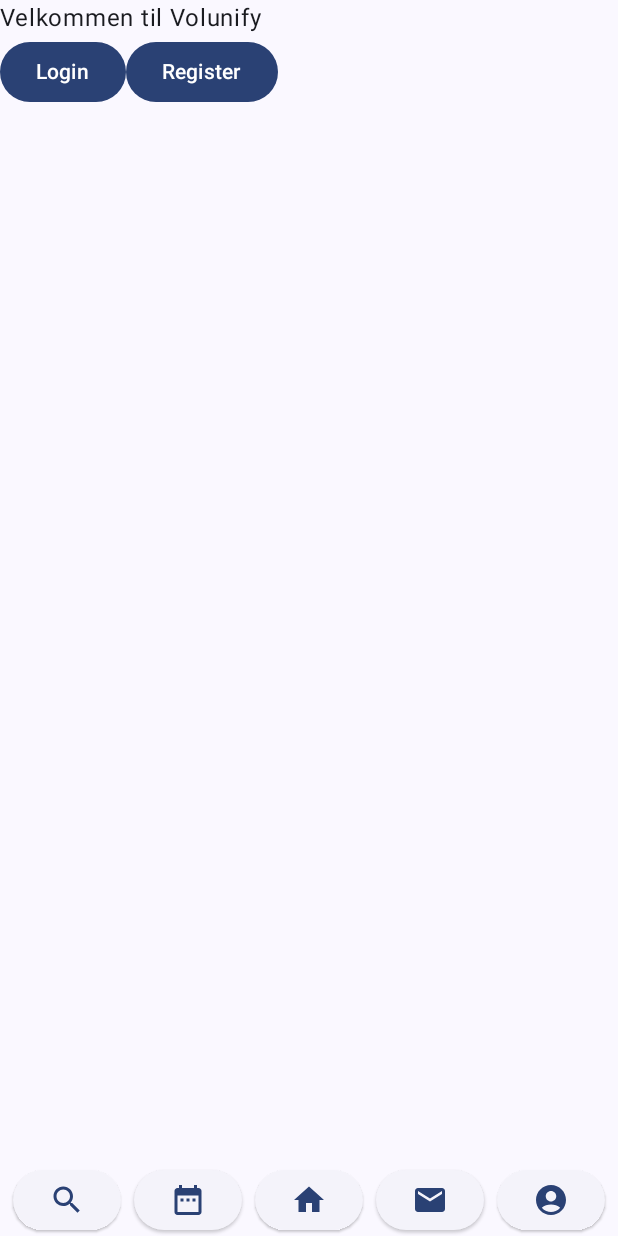
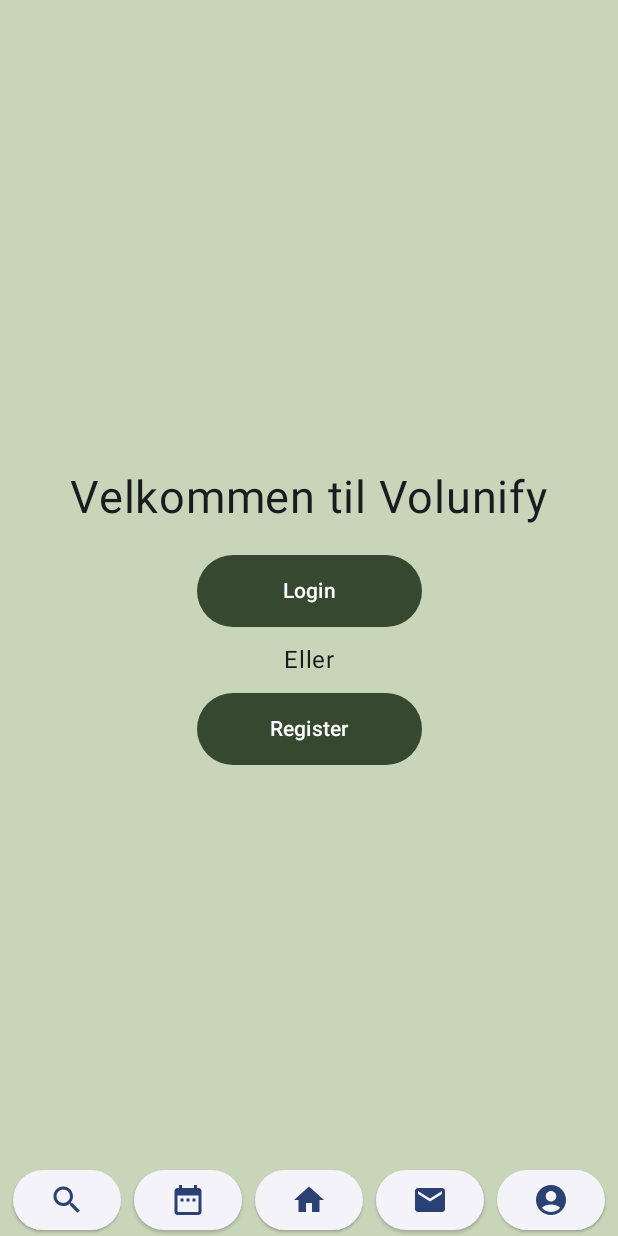
Before and after one commit to ITA23-Studiegruppe-2/Frivillig-Eksamens-Projekt, an Android app built with Jetpack Compose: the screen it shows after launch (MainActivity), on a phone screen of 412 x 824 dp. Run offline under Robolectric (Android 15) with nearby library versions, the phone set to English and light mode, and no system bars.

Commit message:
MyProfile & OrganisationsProfile samt en startscreen

```diff
--- a/app/src/main/java/com/example/frivillig_eksamens_projekt/MainActivity.kt
+++ b/app/src/main/java/com/example/frivillig_eksamens_projekt/MainActivity.kt
@@ -1,6 +1,7 @@
 package com.example.frivillig_eksamens_projekt
 
 import android.os.Bundle
+import android.provider.ContactsContract.Profile
 import androidx.activity.ComponentActivity
 import androidx.activity.compose.setContent
 import androidx.compose.foundation.layout.fillMaxSize
@@ -9,11 +10,13 @@
 import androidx.compose.material3.Surface
 import androidx.compose.ui.Modifier
 import com.example.frivillig_eksamens_projekt.navigation.Navigation
+import com.example.frivillig_eksamens_projekt.ui.OrganisationProfile.ProfileScreen
 import com.example.frivillig_eksamens_projekt.ui.activityScreen.ActivityScreen
 import com.example.frivillig_eksamens_projekt.ui.chooseScreen.UserOrOrganisation
 import com.example.frivillig_eksamens_projekt.ui.loginScreen.LoginScreen
 import com.example.frivillig_eksamens_projekt.ui.navigationBar.BottomNavigationBar
 import com.example.frivillig_eksamens_projekt.ui.registerScreen.CreateUserScreen
+import com.example.frivillig_eksamens_projekt.ui.startScreen.StartScreen
 import com.example.frivillig_eksamens_projekt.ui_elements.theme.FrivilligEksamensProjektTheme
 
 class MainActivity : ComponentActivity() {
@@ -26,9 +29,7 @@
                     modifier = Modifier.fillMaxSize(),
                     color = MaterialTheme.colorScheme.background
                 ) {
-
                     Navigation()
-
 
                     BottomNavigationBar(
                         onSearchClick = { /*TODO*/ },
--- a/app/src/main/java/com/example/frivillig_eksamens_projekt/ui/startScreen/StartScreen.kt
+++ b/app/src/main/java/com/example/frivillig_eksamens_projekt/ui/startScreen/StartScreen.kt
@@ -1,30 +1,71 @@
 package com.example.frivillig_eksamens_projekt.ui.startScreen
 
+import androidx.compose.foundation.background
+import androidx.compose.foundation.layout.Arrangement
 import androidx.compose.foundation.layout.Column
-import androidx.compose.foundation.layout.Row
+import androidx.compose.foundation.layout.Spacer
+import androidx.compose.foundation.layout.fillMaxSize
+import androidx.compose.foundation.layout.height
+import androidx.compose.foundation.layout.width
+import androidx.compose.foundation.layout.wrapContentWidth
 import androidx.compose.material3.Button
+import androidx.compose.material3.ButtonDefaults
 import androidx.compose.material3.Text
 import androidx.compose.runtime.Composable
+import androidx.compose.ui.Alignment
+import androidx.compose.ui.Modifier
+import androidx.compose.ui.graphics.Color
+import androidx.compose.ui.tooling.preview.Preview
+import androidx.compose.ui.unit.dp
+import androidx.compose.ui.unit.sp
+import com.example.frivillig_eksamens_projekt.ui.MyProfile.ProfileScreen
 
 @Composable
 fun StartScreen(
     onLoginClick: () -> Unit,
     onRegisterClick: () -> Unit
 ) {
+    val backgroundColor = Color(0xFFC8D5B9) // Set your desired background color
+    val buttonColor = Color(0xFF364830) // Set to the new dark green color for buttons
+    val buttonHeight = 48.dp // Standard material design button height
 
-    // TEMP DESIGN - RASMUS STÅR IKKE FOR DET!!!!
+    Column(
+        modifier = Modifier
+            .fillMaxSize()
+            .background(color = backgroundColor), // Set background color using Modifier.background()
+        verticalArrangement = Arrangement.Center,
+        horizontalAlignment = Alignment.CenterHorizontally
+    ) {
+        Text(text = "Velkommen til Volunify", fontSize = 30.sp)
+        Spacer(modifier = Modifier.height(20.dp))
 
-    Column {
-        Text(text = "Velkommen til Volunify")
-        Row {
-            Button(onClick = onLoginClick) {
+        val buttonWidth = 150.dp
+
+        Column(
+            horizontalAlignment = Alignment.CenterHorizontally,
+            modifier = Modifier.wrapContentWidth()
+        ) {
+            Button(
+                onClick = onLoginClick,
+                modifier = Modifier
+                    .width(buttonWidth)
+                    .height(buttonHeight),
+                colors = ButtonDefaults.buttonColors(containerColor = buttonColor)
+            ) {
                 Text(text = "Login")
             }
-            Button(onClick = onRegisterClick) {
+            Spacer(modifier = Modifier.height(10.dp))
+            Text(text = "Eller")
+            Spacer(modifier = Modifier.height(10.dp))
+            Button(
+                onClick = onRegisterClick,
+                modifier = Modifier
+                    .width(buttonWidth)
+                    .height(buttonHeight),
+                colors = ButtonDefaults.buttonColors(containerColor = buttonColor)
+            ) {
                 Text(text = "Register")
-
             }
         }
     }
-
 }
--- a/gradle/libs.versions.toml
+++ b/gradle/libs.versions.toml
@@ -1,5 +1,5 @@
 [versions]
-agp = "8.3.2"
+agp = "8.4.0"
 kotlin = "1.9.0"
 coreKtx = "1.12.0"
 junit = "4.13.2"
```
Also changed, not shown: app/src/main/java/com/example/frivillig_eksamens_projekt/ui/MyProfile/MyProfile.kt (added, +103 -0 lines), app/src/main/java/com/example/frivillig_eksamens_projekt/ui/OrganisationProfile/OrganisationProfile.kt (added, +103 -0 lines), gradle/wrapper/gradle-wrapper.properties.
